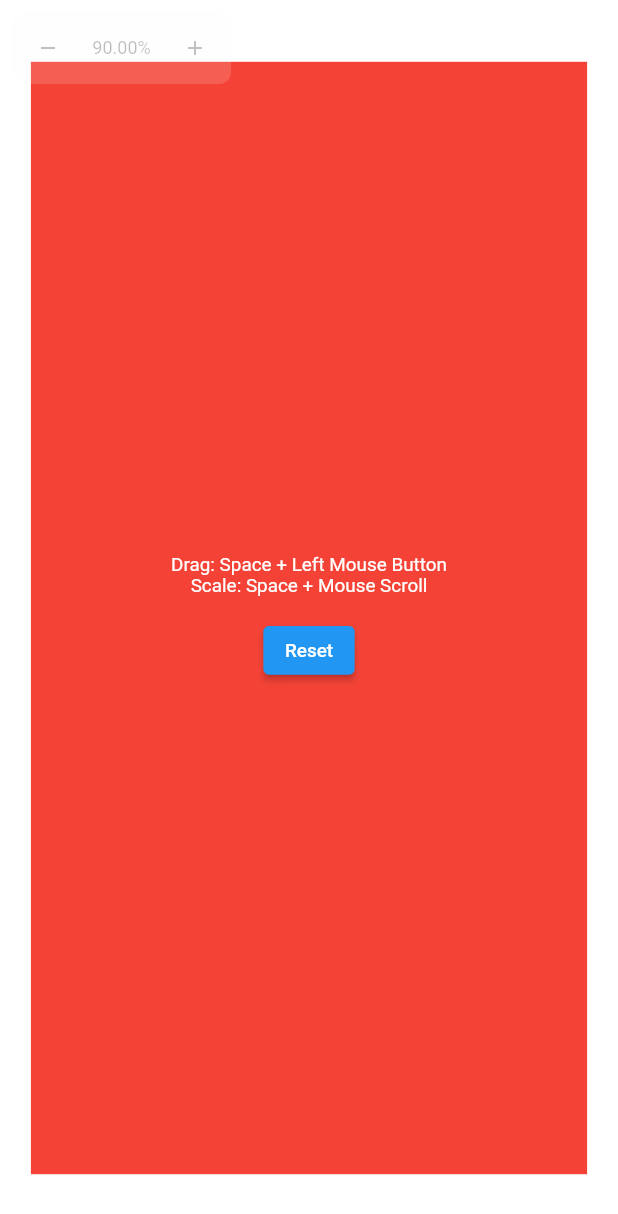
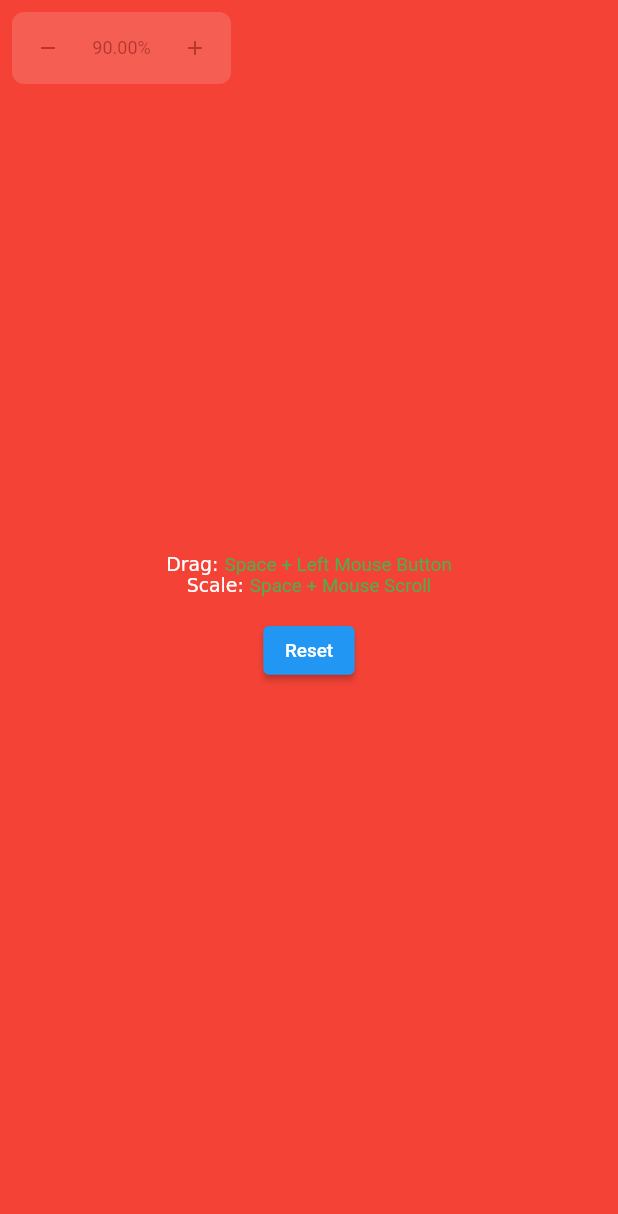
Before and after one commit to alex-melnyk/flutter_flow_dnd, a Flutter app: the screen it shows after launch, after a tap on the "remove" icon, on a phone screen of 412 x 824 dp. Shown: the top 1214 px of the screen. Run offline on Flutter 3.47's test engine with Material 2 defaults, Android fonts, the phone set to English and light mode, and no system bars.

Commit message:
Offset and scale moved to the common controller.

```diff
--- a/lib/flow_screen.dart
+++ b/lib/flow_screen.dart
@@ -7,11 +7,62 @@ class FlowScreen extends StatefulWidget {
 }
 
 class _FlowScreenState extends State<FlowScreen> {
+  final flowStackController = FlowStackController();
+
   @override
   Widget build(BuildContext context) {
+
     return Scaffold(
-      backgroundColor: Colors.white,
-      body: FlowStack(),
+      backgroundColor: Colors.red,
+      body: FlowStack(
+        children: [
+          Align(
+            alignment: Alignment.center,
+            child: Column(
+              mainAxisSize: MainAxisSize.min,
+              children: [
+                RichText(
+                  textAlign: TextAlign.center,
+                  text: TextSpan(
+                    children: [
+                      TextSpan(
+                        text: 'Drag: ',
+                      ),
+                      TextSpan(
+                        text: 'Space + Left Mouse Button',
+                        style: TextStyle(
+                          color: Colors.green,
+                        ),
+                      ),
+                      TextSpan(
+                        text: '\nScale: ',
+                      ),
+                      TextSpan(
+                        text: 'Space + Mouse Scroll',
+                        style: TextStyle(
+                          color: Colors.green,
+                        ),
+                      ),
+                    ],
+                  ),
+                ),
+                Padding(
+                  padding: const EdgeInsets.only(
+                    top: 16.0,
+                  ),
+                  child: ElevatedButton(
+                    onPressed: () {
+                      // _flowOffset.value = Offset.zero;
+                      // _magnifierController.value = 1.0;
+                    },
+                    child: Text('Reset'),
+                  ),
+                ),
+              ],
+            ),
+          ),
+        ],
+      ),
     );
   }
-}
+}/**/
--- a/lib/widgets/flow_stack.dart
+++ b/lib/widgets/flow_stack.dart
@@ -4,37 +4,102 @@ import 'package:flutter/rendering.dart';
 import 'package:flutter/services.dart';
 import 'package:flutter_flow_dnd/widgets/widgets.dart';
 
+class FlowStackValue {
+  const FlowStackValue({
+    this.offset = Offset.zero,
+    this.scale = 1.0,
+  });
+
+  /// Stack offset.
+  final Offset offset;
+
+  /// Stack scale
+  final double scale;
+
+  /// Creates a new instance of [FlowStackValue] based on current values
+  /// replaced with new [offset] or [scale].
+  FlowStackValue copyWith({
+    Offset offset,
+    double scale,
+  }) =>
+      FlowStackValue(
+        offset: offset ?? this.offset,
+        scale: scale ?? this.scale,
+      );
+}
+
+class FlowStackController extends ValueNotifier<FlowStackValue> {
+  FlowStackController({
+    FlowStackValue value,
+    this.scaleMin = 0.1,
+    this.scaleMax = 10.0,
+  })  : assert(scaleMin < scaleMax, 'scaleMax should be greater than scaleMin'),
+        super(value ?? FlowStackValue());
+
+  /// Minimum canvas scale.
+  final double scaleMin;
+
+  /// Maximum canvas scale.
+  final double scaleMax;
+
+  /// Returns [value] offset.
+  Offset get offset => this.value.offset;
+
+  /// Sets a new offset.
+  set offset(Offset newValue) {
+    super.value = super.value.copyWith(
+          offset: newValue,
+        );
+  }
+
+  /// Returns [value] scale.
+  double get scale => this.value.scale;
+
+  /// Sets a new scale.
+  set scale(double newValue) {
+    final newScale = newValue > scaleMax
+        ? scaleMax
+        : newValue < scaleMin
+            ? scaleMin
+            : newValue;
+
+    super.value = super.value.copyWith(
+          scale: newScale,
+        );
+  }
+}
+
 class FlowStack extends StatefulWidget {
-  FlowStack({
+  const FlowStack({
     Key key,
-    this.scaleMin = 0.1,
-    this.scaleMax = 2.0,
-  })  : assert(scaleMin < scaleMax, 'scaleMax should be greater than scaleMin'),
-        super(key: key);
+    @required this.children,
+    this.controller,
+  }) : super(key: key);
 
-  final double scaleMin;
-  final double scaleMax;
+  /// List of child on a stack.
+  final List<Widget> children;
+
+  /// Controller that manage stack state.
+  final FlowStackController controller;
 
   @override
   _FlowStackState createState() => _FlowStackState();
 }
 
 class _FlowStackState extends State<FlowStack> {
-  final _flowOffset = ValueNotifier<Offset>(Offset(0, 0));
-  final _magnifierController = MagnifierControlController();
+  FlowStackController _controller;
   final _dragHold = ValueNotifier<bool>(false);
   final _panCaptured = ValueNotifier<bool>(false);
   Offset _tempOffset = Offset.zero;
   Offset _capturePosition = Offset.zero;
-  double _scroll = 1.0;
+  double _tempScale;
 
   @override
   void initState() {
     super.initState();
 
-    _magnifierController.addListener(() {
-      _scroll = _magnifierController.value;
-    });
+    _controller = widget.controller ?? FlowStackController();
+    _tempScale = _controller.scale;
   }
 
   @override
@@ -53,108 +118,35 @@ class _FlowStackState extends State<FlowStack> {
           onPanEnd: (details) => _handlePanEnd(),
           onPanCancel: _handlePanEnd,
           child: Scaffold(
-            backgroundColor: Colors.white,
+            backgroundColor: Colors.transparent,
             body: Stack(
               fit: StackFit.expand,
               clipBehavior: Clip.none,
               children: [
-                ValueListenableBuilder(
-                  valueListenable: _flowOffset,
+                // GridPaper(),
+                ValueListenableBuilder<FlowStackValue>(
+                  valueListenable: _controller,
                   builder: (_, value, child) {
                     return Positioned(
-                      left: value.dx,
-                      top: value.dy,
+                      left: value.offset.dx,
+                      top: value.offset.dy,
                       width: screenSize.width,
                       height: screenSize.height,
                       child: child,
                     );
                   },
-                  child: ValueListenableBuilder(
-                    valueListenable: _magnifierController,
+                  child: ValueListenableBuilder<FlowStackValue>(
+                    valueListenable: _controller,
                     builder: (context, value, child) {
                       return Transform.scale(
-                        scale: value,
+                        scale: value.scale,
                         child: child,
                       );
                     },
                     child: Container(
-                      color: Colors.red,
                       alignment: Alignment.center,
-                      child: Column(
-                        mainAxisSize: MainAxisSize.min,
-                        children: [
-                          ValueListenableBuilder<bool>(
-                            valueListenable: _dragHold,
-                            builder: (context, dragHold, child) {
-                              return ValueListenableBuilder(
-                                valueListenable: _panCaptured,
-                                builder: (context, panCaptured, child) {
-                                  return RichText(
-                                    textAlign: TextAlign.center,
-                                    text: TextSpan(
-                                      children: [
-                                        TextSpan(
-                                          text: 'Drag: ',
-                                          style: TextStyle(
-                                            color: Colors.white,
-                                          ),
-                                        ),
-                                        TextSpan(
-                                          text: 'Space',
-                                          style: TextStyle(
-                                            color: dragHold
-                                                ? Colors.green
-                                                : Colors.white,
-                                          ),
-                                        ),
-                                        TextSpan(
-                                          text: ' + Left Mouse Button',
-                                          style: TextStyle(
-                                            color: panCaptured
-                                                ? Colors.green
-                                                : Colors.white,
-                                          ),
-                                        ),
-                                        TextSpan(
-                                          text: '\nScale: ',
-                                          style: TextStyle(
-                                            color: Colors.white,
-                                          ),
-                                        ),
-                                        TextSpan(
-                                          text: 'Space',
-                                          style: TextStyle(
-                                            color: dragHold
-                                                ? Colors.green
-                                                : Colors.white,
-                                          ),
-                                        ),
-                                        TextSpan(
-                                          text: ' + Mouse Scroll',
-                                          style: TextStyle(
-                                            color: Colors.white,
-                                          ),
-                                        ),
-                                      ],
-                                    ),
-                                  );
-                                },
-                              );
-                            },
-                          ),
-                          Padding(
-                            padding: const EdgeInsets.only(
-                              top: 16.0,
-                            ),
-                            child: ElevatedButton(
-                              onPressed: () {
-                                _flowOffset.value = Offset.zero;
-                                _magnifierController.value = 1.0;
-                              },
-                              child: Text('Reset'),
-                            ),
-                          ),
-                        ],
+                      child: Stack(
+                        children: widget.children,
                       ),
                     ),
                   ),
@@ -162,8 +154,14 @@ class _FlowStackState extends State<FlowStack> {
                 // INDICATORS
                 Align(
                   alignment: Alignment.topLeft,
-                  child: MagnifierControl(
-                    controller: _magnifierController,
+                  child: ValueListenableBuilder<FlowStackValue>(
+                    valueListenable: _controller,
+                    builder: (context, value, child) {
+                      return MagnifierControl(
+                        scale: value.scale,
+                        onChanged: (value) => _controller.scale = value,
+                      );
+                    },
                   ),
                 ),
               ],
@@ -186,20 +184,20 @@ class _FlowStackState extends State<FlowStack> {
     final height = MediaQuery.of(context).size.height;
 
     if (event is PointerScrollEvent && _dragHold.value) {
-      _scroll += event.scrollDelta.dy / height;
-      _scroll = _scroll > widget.scaleMax
-          ? widget.scaleMax
-          : _scroll < widget.scaleMin
-              ? widget.scaleMin
-              : _scroll;
+      _tempScale += event.scrollDelta.dy / height;
+      _tempScale = _tempScale > _controller.scaleMax
+          ? _controller.scaleMax
+          : _tempScale < _controller.scaleMin
+              ? _controller.scaleMin
+              : _tempScale;
 
-      _magnifierController.value = _scroll;
+      _controller.scale = _tempScale;
     }
   }
 
   void _handlePanStart(DragStartDetails details) {
     _capturePosition = details.globalPosition;
-    _tempOffset = _flowOffset.value;
+    _tempOffset = _controller.offset;
     _panCaptured.value = true;
   }
 
@@ -208,10 +206,19 @@ class _FlowStackState extends State<FlowStack> {
 
     final diff = details.globalPosition - _capturePosition;
 
-    _flowOffset.value = _tempOffset + diff;
+    _controller.offset = _tempOffset + diff;
   }
 
   void _handlePanEnd() {
     _panCaptured.value = false;
   }
+
+  @override
+  void dispose() {
+    if (widget.controller == null) {
+      _controller.dispose();
+    }
+
+    super.dispose();
+  }
 }
--- a/lib/widgets/magnifier.dart
+++ b/lib/widgets/magnifier.dart
@@ -1,36 +1,23 @@
 import 'package:flutter/material.dart';
-
-class MagnifierControlController extends ValueNotifier<double> {
-  MagnifierControlController({
-    this.min = 0.1,
-    this.max = 2.0,
-    double value = 1.0,
-  }) : super(value);
-
-  final double min;
-  final double max;
-
-  @override
-  set value(double newValue) {
-    super.value = newValue > max
-        ? max
-        : newValue < min
-            ? min
-            : newValue;
-  }
-}
 
 class MagnifierControl extends StatefulWidget {
   MagnifierControl({
     Key key,
-    @required this.controller,
+    this.scale = 1.0,
     this.style = const TextStyle(
       fontSize: 12.0,
     ),
+    this.onChanged,
   }) : super(key: key);
 
-  final MagnifierControlController controller;
+  /// Scale value from that converts to percentage.
+  final double scale;
+
+  /// Text style.
   final TextStyle style;
+
+  /// Value changed callback.
+  final ValueChanged<double> onChanged;
 
   @override
   _MagnifierControlState createState() => _MagnifierControlState();
@@ -54,6 +41,8 @@ class _MagnifierControlState extends State<MagnifierControl>
   Widget build(BuildContext context) {
     final theme = Theme.of(context);
 
+    final percents = (widget.scale * 100.0).toStringAsFixed(2);
+
     return MouseRegion(
       onEnter: (event) => _animationController.forward(),
       onExit: (event) => _animationController.reverse(),
@@ -74,13 +63,7 @@ class _MagnifierControlState extends State<MagnifierControl>
               color: theme.canvasColor.withOpacity(0.5),
               borderRadius: BorderRadius.circular(8.0),
             ),
-            child: ValueListenableBuilder(
-              valueListenable: widget.controller,
-              builder: (_, value, __) {
-                final percents =
-                    (widget.controller.value * 100.0).toStringAsFixed(2);
-
-                return Row(
+            child: Row(
               mainAxisSize: MainAxisSize.min,
               children: [
                 IconButton(
@@ -88,10 +71,10 @@ class _MagnifierControlState extends State<MagnifierControl>
                     Icons.remove,
                     size: 16.0,
                   ),
-                      onPressed: () => widget.controller.value -= 0.1,
+                  onPressed: () => _handleValueChanged(widget.scale - 0.1),
                 ),
                 InkWell(
-                      onTap: () => widget.controller.value = 1.0,
+                  onTap: () => _handleValueChanged(1.0),
                   child: Container(
                     width: 50,
                     child: Text(
@@ -106,15 +89,19 @@ class _MagnifierControlState extends State<MagnifierControl>
                     Icons.add,
                     size: 16.0,
                   ),
-                      onPressed: () => widget.controller.value += 0.1,
+                  onPressed: () => _handleValueChanged(widget.scale + 0.1),
                 ),
               ],
-                );
-              },
             ),
           ),
         ),
       ),
     );
   }
+
+  void _handleValueChanged(double newValue) {
+    if (widget.onChanged != null) {
+      widget.onChanged(newValue);
     }
+  }
+}
```
Also changed, not shown: 1 other file. Lines whose indentation alone changed are shown as unchanged.
